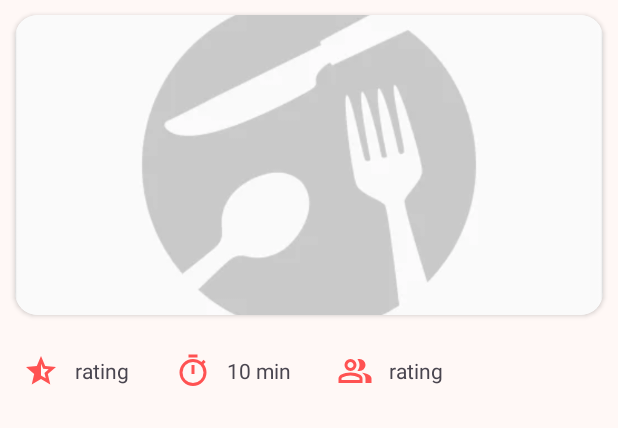
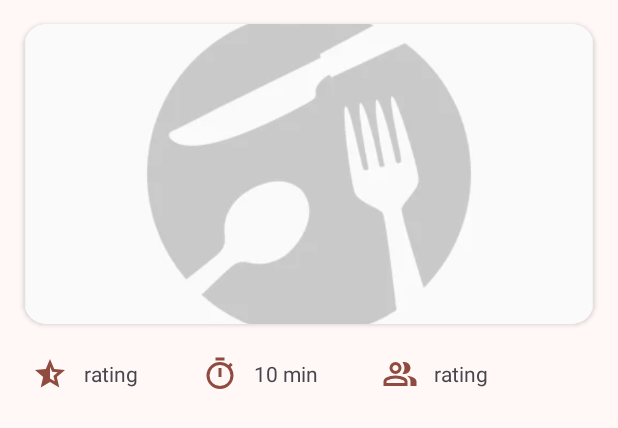
Before and after one commit to theandroidbear/RaveTastes, an Android app: the layout feature_item.xml on its own in the app's theme, with its tools: preview values and no code run, on a phone screen of 412 x 824 dp. Shown: the top 428 px of the screen. Run offline under Robolectric (Android 15) with nearby library versions, the phone set to English and light mode, and no system bars.

Commit message:
Revamped fragment_feed.xml, added collapsing toolbar and streamlined margins

```diff
--- a/app/src/main/res/drawable/rating.xml
+++ b/app/src/main/res/drawable/rating.xml
@@ -5,5 +5,5 @@
     android:viewportHeight="960">
   <path
       android:pathData="m606,674 l-33,-144 111,-96 -146,-13 -58,-136v312l126,77ZM233,840l65,-281L80,370l288,-25 112,-265 112,265 288,25 -218,189 65,281 -247,-149 -247,149Z"
-      android:fillColor="#ff5252"/>
+      android:fillColor="?attr/colorPrimary"/>
 </vector>
--- a/app/src/main/res/drawable/servings.xml
+++ b/app/src/main/res/drawable/servings.xml
@@ -5,5 +5,5 @@
     android:viewportHeight="960">
   <path
       android:pathData="M40,800v-112q0,-34 17.5,-62.5T104,582q62,-31 126,-46.5T360,520q66,0 130,15.5T616,582q29,15 46.5,43.5T680,688v112L40,800ZM760,800v-120q0,-44 -24.5,-84.5T666,526q51,6 96,20.5t84,35.5q36,20 55,44.5t19,53.5v120L760,800ZM360,480q-66,0 -113,-47t-47,-113q0,-66 47,-113t113,-47q66,0 113,47t47,113q0,66 -47,113t-113,47ZM760,320q0,66 -47,113t-113,47q-11,0 -28,-2.5t-28,-5.5q27,-32 41.5,-71t14.5,-81q0,-42 -14.5,-81T544,168q14,-5 28,-6.5t28,-1.5q66,0 113,47t47,113ZM120,720h480v-32q0,-11 -5.5,-20T580,654q-54,-27 -109,-40.5T360,600q-56,0 -111,13.5T140,654q-9,5 -14.5,14t-5.5,20v32ZM360,400q33,0 56.5,-23.5T440,320q0,-33 -23.5,-56.5T360,240q-33,0 -56.5,23.5T280,320q0,33 23.5,56.5T360,400ZM360,720ZM360,320Z"
-      android:fillColor="#ff5252"/>
+      android:fillColor="?attr/colorPrimary"/>
 </vector>
--- a/app/src/main/res/drawable/time.xml
+++ b/app/src/main/res/drawable/time.xml
@@ -5,5 +5,5 @@
     android:viewportHeight="960">
   <path
       android:pathData="M360,120v-80h240v80L360,120ZM440,560h80v-240h-80v240ZM480,880q-74,0 -139.5,-28.5T226,774q-49,-49 -77.5,-114.5T120,520q0,-74 28.5,-139.5T226,266q49,-49 114.5,-77.5T480,160q62,0 119,20t107,58l56,-56 56,56 -56,56q38,50 58,107t20,119q0,74 -28.5,139.5T734,774q-49,49 -114.5,77.5T480,880ZM480,800q116,0 198,-82t82,-198q0,-116 -82,-198t-198,-82q-116,0 -198,82t-82,198q0,116 82,198t198,82ZM480,520Z"
-      android:fillColor="#ff5252"/>
+      android:fillColor="?attr/colorPrimary"/>
 </vector>
--- a/app/src/main/res/layout/feature_item.xml
+++ b/app/src/main/res/layout/feature_item.xml
@@ -8,7 +8,7 @@
     <androidx.cardview.widget.CardView
         android:layout_width="match_parent"
         android:layout_height="200dp"
-        android:layout_margin="10dp"
+        android:layout_margin="16dp"
         app:cardCornerRadius="15dp">
 
         <ImageView
@@ -27,7 +27,8 @@
             android:layout_width="wrap_content"
             android:layout_height="wrap_content"
             android:id="@+id/layOne"
-            android:layout_margin="10dp">
+            android:layout_marginStart="16dp"
+            android:layout_marginEnd="16dp">
             <ImageView
                 android:layout_width="24dp"
                 android:layout_height="24dp"
@@ -48,7 +49,8 @@
             android:layout_width="wrap_content"
             android:layout_height="wrap_content"
             android:id="@+id/layTwo"
-            android:layout_margin="10dp"
+            android:layout_marginStart="16dp"
+            android:layout_marginEnd="16dp"
             android:layout_toEndOf="@id/layOne">
             <ImageView
                 android:layout_width="24dp"
@@ -71,7 +73,8 @@
             android:layout_height="wrap_content"
             android:layout_toEndOf="@id/layTwo"
             android:id="@+id/layThree"
-            android:layout_margin="10dp">
+            android:layout_marginStart="16dp"
+            android:layout_marginEnd="16dp">
             <ImageView
                 android:layout_width="24dp"
                 android:layout_height="24dp"
--- a/app/src/main/res/layout/meal_plan_layout.xml
+++ b/app/src/main/res/layout/meal_plan_layout.xml
@@ -8,7 +8,7 @@
     <androidx.recyclerview.widget.RecyclerView
         android:layout_width="match_parent"
         android:layout_height="200dp"
-        android:layout_margin="10dp"
+        android:layout_margin="12dp"
         android:id="@+id/mealPlanRecycler"
         app:layoutManager="com.google.android.material.carousel.CarouselLayoutManager"/>
 
--- a/app/src/main/res/layout/meal_plan_placeholder.xml
+++ b/app/src/main/res/layout/meal_plan_placeholder.xml
@@ -9,7 +9,7 @@
         android:layout_width="match_parent"
         android:layout_height="wrap_content"
         app:cardCornerRadius="15dp"
-        android:layout_margin="10dp">
+        android:layout_margin="16dp">
         <RelativeLayout
             android:layout_width="match_parent"
             android:layout_height="match_parent">
--- a/app/src/main/res/layout/trending_list_item.xml
+++ b/app/src/main/res/layout/trending_list_item.xml
@@ -4,7 +4,7 @@
     android:layout_height="wrap_content"
     xmlns:app="http://schemas.android.com/apk/res-auto"
     app:cardCornerRadius="15dp"
-    android:layout_margin="5dp"
+    android:layout_margin="4dp"
     android:clickable="true"
     android:focusable="true"
     android:foreground="?android:attr/selectableItemBackground"
--- a/app/src/main/res/layout/trending_placeholder.xml
+++ b/app/src/main/res/layout/trending_placeholder.xml
@@ -4,7 +4,7 @@
     android:layout_height="wrap_content"
     xmlns:app="http://schemas.android.com/apk/res-auto"
     app:cardCornerRadius="15dp"
-    android:layout_margin="5dp"
+    android:layout_margin="16dp"
     >
     <LinearLayout
         android:layout_width="match_parent"
--- a/app/src/main/res/layout/trending_recipes.xml
+++ b/app/src/main/res/layout/trending_recipes.xml
@@ -9,6 +9,6 @@
         android:layout_height="wrap_content"
         android:id="@+id/trendingRecycler"
         android:orientation="vertical"
-        android:layout_margin="10dp"/>
+        android:layout_margin="12dp"/>
 
 </LinearLayout>
--- a/app/src/main/res/values-night/themes.xml
+++ b/app/src/main/res/values-night/themes.xml
@@ -48,6 +48,29 @@
         <item name="colorSurfaceContainerHigh">@color/dark_theme_surfaceContainerHigh</item>
         <item name="colorSurfaceContainerHighest">@color/dark_theme_surfaceContainerHighest</item>
 
+        <item name="toolbarStyle">@style/Widget.App.Toolbar</item>
+
     </style>
+
+    <style name="Widget.App.Toolbar" parent="Widget.Material3.Toolbar">
+        <item name="titleTextAppearance">@style/TextAppearance.App.TitleLarge</item>
+    </style>
+
+    <style name="CollapsedToolbarTitle" parent="TextAppearance.Material3.TitleLarge">
+        <item name="android:textStyle">bold</item>
+        <item name="android:textColor">?attr/colorPrimary</item>
+        <item name="android:textSize">22sp</item>
+    </style>
+
+    <style name="ExpandedToolbarTitle" parent="TextAppearance.Design.CollapsingToolbar.Expanded">
+        <item name="android:textSize">28sp</item>
+        <item name="android:textStyle">bold</item>
+        <item name="android:textColor">?attr/colorPrimary</item>
+    </style>
+
+    <style name="TextAppearance.App.TitleLarge" parent="TextAppearance.Material3.TitleLarge">
+        <item name="android:textStyle">bold</item>
+    </style>
+
     <style name="Theme.RecipeApp" parent="Base.Theme.RecipeApp" />
 </resources>
--- a/app/src/main/res/values/themes.xml
+++ b/app/src/main/res/values/themes.xml
@@ -49,7 +49,29 @@
         <item name="colorSurfaceContainerHigh">@color/light_theme_surfaceContainerHigh</item>
         <item name="colorSurfaceContainerHighest">@color/light_theme_surfaceContainerHighest</item>
 
+        <item name="toolbarStyle">@style/Widget.App.Toolbar</item>
 
+
+    </style>
+
+    <style name="Widget.App.Toolbar" parent="Widget.Material3.Toolbar">
+        <item name="titleTextAppearance">@style/TextAppearance.App.TitleLarge</item>
+    </style>
+
+    <style name="CollapsedToolbarTitle" parent="TextAppearance.Material3.TitleLarge">
+        <item name="android:textStyle">bold</item>
+        <item name="android:textColor">?attr/colorPrimary</item>
+        <item name="android:textSize">22sp</item>
+    </style>
+
+    <style name="ExpandedToolbarTitle" parent="TextAppearance.Design.CollapsingToolbar.Expanded">
+        <item name="android:textSize">28sp</item>
+        <item name="android:textStyle">bold</item>
+        <item name="android:textColor">?attr/colorPrimary</item>
+    </style>
+
+    <style name="TextAppearance.App.TitleLarge" parent="TextAppearance.Material3.TitleLarge">
+        <item name="android:textStyle">bold</item>
     </style>
 
     <style name="Theme.RecipeApp" parent="Base.Theme.RecipeApp" />
```
Also changed, not shown: app/src/main/java/com/ravemaster/recipeapp/fragments/FeedFragment.java (+7 -2 lines), app/src/main/res/drawable/chef_icon.xml (+3 -3 lines), app/src/main/res/layout/feature_item_placeholder.xml (+7 -4 lines), app/src/main/res/layout/fragment_feed.xml (+62 -42 lines).
